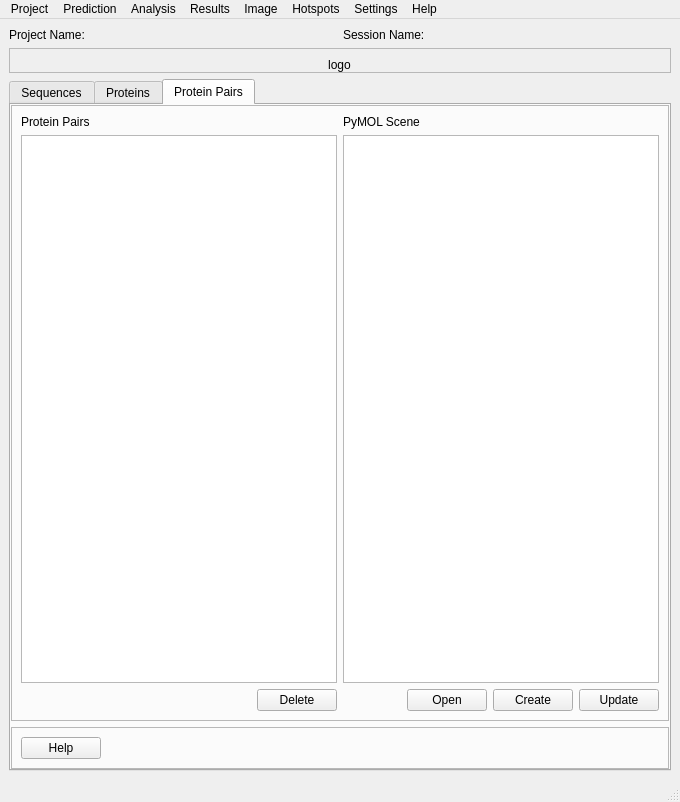
Old version of the form pyssa/gui/ui/forms/main_view.ui in the repository urban233/PySSA.
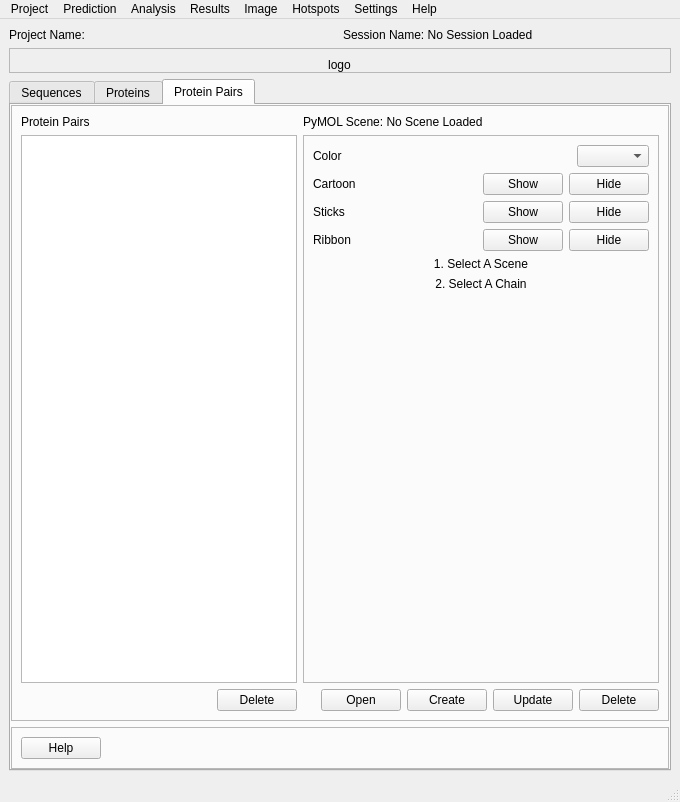
New version of the form. The open tabs and pages were chosen to show the change.

Commit message: new: the way to handle color and repr changes for proteins and protein pairs

```diff
--- a/pyssa/gui/ui/forms/main_view.ui
+++ b/pyssa/gui/ui/forms/main_view.ui
@@ -30,7 +30,7 @@
       <item>
        <widget class="QLabel" name="lbl_session_name">
         <property name="text">
-         <string>Session Name:</string>
+         <string>Session Name: No Session Loaded</string>
         </property>
        </widget>
       </item>
@@ -429,7 +429,7 @@
           <property name="frameShadow">
            <enum>QFrame::Raised</enum>
           </property>
-          <layout class="QHBoxLayout" name="horizontalLayout_15">
+          <layout class="QHBoxLayout" name="horizontalLayout_8">
            <item>
             <layout class="QVBoxLayout" name="verticalLayout_4">
              <item>
@@ -469,25 +469,207 @@
             </layout>
            </item>
            <item>
-            <layout class="QVBoxLayout" name="verticalLayout_10">
+            <layout class="QVBoxLayout" name="pymol_scene_protein_pair">
              <item>
-              <layout class="QVBoxLayout" name="verticalLayout_9">
-               <item>
-                <widget class="QLabel" name="lbl_pymol_protein_pair_scene">
-                 <property name="text">
-                  <string>PyMOL Scene</string>
-                 </property>
-                </widget>
-               </item>
-               <item>
-                <widget class="QTableWidget" name="protein_pairs_table_widget"/>
-               </item>
-              </layout>
+              <widget class="QLabel" name="lbl_pymol_protein_pair_scene">
+               <property name="text">
+                <string>PyMOL Scene: No Scene Loaded</string>
+               </property>
+               <property name="wordWrap">
+                <bool>true</bool>
+               </property>
+              </widget>
              </item>
              <item>
-              <layout class="QHBoxLayout" name="horizontalLayout_8">
+              <widget class="QFrame" name="frame_protein_pair_pymol_scene">
+               <property name="frameShape">
+                <enum>QFrame::StyledPanel</enum>
+               </property>
+               <property name="frameShadow">
+                <enum>QFrame::Raised</enum>
+               </property>
+               <layout class="QVBoxLayout" name="verticalLayout_10">
+                <item>
+                 <layout class="QHBoxLayout" name="horizontalLayout_21">
+                  <item>
+                   <widget class="QLabel" name="lbl_protein_pair_color">
+                    <property name="text">
+                     <string>Color</string>
+                    </property>
+                   </widget>
+                  </item>
+                  <item>
+                   <spacer name="horizontalSpacer_13">
+                    <property name="orientation">
+                     <enum>Qt::Horizontal</enum>
+                    </property>
+                    <property name="sizeHint" stdset="0">
+                     <size>
+                      <width>40</width>
+                      <height>20</height>
+                     </size>
+                    </property>
+                   </spacer>
+                  </item>
+                  <item>
+                   <widget class="QComboBox" name="box_protein_pair_color"/>
+                  </item>
+                 </layout>
+                </item>
+                <item>
+                 <layout class="QHBoxLayout" name="horizontalLayout_22">
+                  <item>
+                   <widget class="QLabel" name="lbl_protein_pair_cartoon">
+                    <property name="text">
+                     <string>Cartoon</string>
+                    </property>
+                   </widget>
+                  </item>
+                  <item>
+                   <spacer name="horizontalSpacer_14">
+                    <property name="orientation">
+                     <enum>Qt::Horizontal</enum>
+                    </property>
+                    <property name="sizeHint" stdset="0">
+                     <size>
+                      <width>40</width>
+                      <height>20</height>
+                     </size>
+                    </property>
+                   </spacer>
+                  </item>
+                  <item>
+                   <widget class="QPushButton" name="btn_protein_pair_show_cartoon">
+                    <property name="text">
+                     <string>Show</string>
+                    </property>
+                   </widget>
+                  </item>
+                  <item>
+                   <widget class="QPushButton" name="btn_protein_pair_hide_cartoon">
+                    <property name="text">
+                     <string>Hide</string>
+                    </property>
+                   </widget>
+                  </item>
+                 </layout>
+                </item>
+                <item>
+                 <layout class="QHBoxLayout" name="horizontalLayout_23">
+                  <item>
+                   <widget class="QLabel" name="lbl_protein_pair_sticks">
+                    <property name="text">
+                     <string>Sticks</string>
+                    </property>
+                   </widget>
+                  </item>
+                  <item>
+                   <spacer name="horizontalSpacer_15">
+                    <property name="orientation">
+                     <enum>Qt::Horizontal</enum>
+                    </property>
+                    <property name="sizeHint" stdset="0">
+                     <size>
+                      <width>40</width>
+                      <height>20</height>
+                     </size>
+                    </property>
+                   </spacer>
+                  </item>
+                  <item>
+                   <widget class="QPushButton" name="btn_protein_pair_show_sticks">
+                    <property name="text">
+                     <string>Show</string>
+                    </property>
+                   </widget>
+                  </item>
+                  <item>
+                   <widget class="QPushButton" name="btn_protein_pair_hide_sticks">
+                    <property name="text">
+                     <string>Hide</string>
+                    </property>
+                   </widget>
+                  </item>
+                 </layout>
+                </item>
+                <item>
+                 <layout class="QHBoxLayout" name="horizontalLayout_24">
+                  <item>
+                   <widget class="QLabel" name="lbl_protein_pair_ribbon">
+                    <property name="text">
+                     <string>Ribbon</string>
+                    </property>
+                   </widget>
+                  </item>
+                  <item>
+                   <spacer name="horizontalSpacer_16">
+                    <property name="orientation">
+                     <enum>Qt::Horizontal</enum>
+                    </property>
+                    <property name="sizeHint" stdset="0">
+                     <size>
+                      <width>40</width>
+                      <height>20</height>
+                     </size>
+                    </property>
+                   </spacer>
+                  </item>
+                  <item>
+                   <widget class="QPushButton" name="btn_protein_pair_show_ribbon">
+                    <property name="text">
+                     <string>Show</string>
+                    </property>
+                   </widget>
+                  </item>
+                  <item>
+                   <widget class="QPushButton" name="btn_protein_pair_hide_ribbon">
+                    <property name="text">
+                     <string>Hide</string>
+                    </property>
+                   </widget>
+                  </item>
+                 </layout>
+                </item>
+                <item>
+                 <widget class="QLabel" name="lbl_info_protein_pair">
+                  <property name="text">
+                   <string>1. Select A Scene</string>
+                  </property>
+                  <property name="alignment">
+                   <set>Qt::AlignCenter</set>
+                  </property>
+                 </widget>
+                </item>
+                <item>
+                 <widget class="QLabel" name="lbl_info_protein_pair_2">
+                  <property name="text">
+                   <string>2. Select A Chain</string>
+                  </property>
+                  <property name="alignment">
+                   <set>Qt::AlignCenter</set>
+                  </property>
+                 </widget>
+                </item>
+                <item>
+                 <spacer name="verticalSpacer_2">
+                  <property name="orientation">
+                   <enum>Qt::Vertical</enum>
+                  </property>
+                  <property name="sizeHint" stdset="0">
+                   <size>
+                    <width>20</width>
+                    <height>40</height>
+                   </size>
+                  </property>
+                 </spacer>
+                </item>
+               </layout>
+              </widget>
+             </item>
+             <item>
+              <layout class="QHBoxLayout" name="horizontalLayout_15">
                <item>
-                <spacer name="horizontalSpacer_5">
+                <spacer name="horizontalSpacer_17">
                  <property name="orientation">
                   <enum>Qt::Horizontal</enum>
                  </property>
@@ -520,6 +702,13 @@
                  </property>
                 </widget>
                </item>
+               <item>
+                <widget class="QPushButton" name="btn_delete_protein_pair_scene">
+                 <property name="text">
+                  <string>Delete</string>
+                 </property>
+                </widget>
+               </item>
               </layout>
              </item>
             </layout>
```
Left out of the diff: 204 changed lines with no effect on the pictures. The commit also changes 14 other files.
